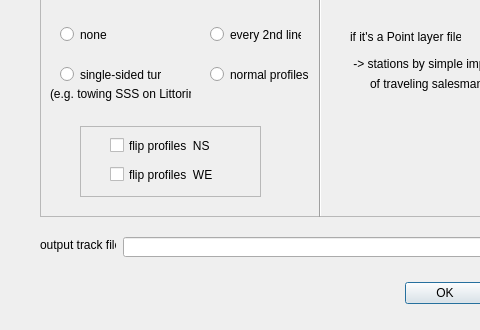
Old version of the form cruise_track_dialog_base.ui in the repository gim4p/cruise_track_tool; both pictures show x 0 to 480 and y 203 to 533 of the 604 by 533 pixel window.
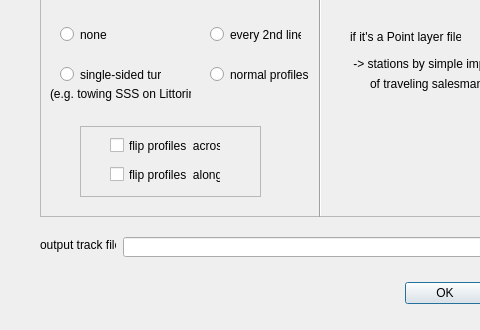
New version of the form.

The edit to the form file:
```diff
--- a/cruise_track_dialog_base.ui
+++ b/cruise_track_dialog_base.ui
@@ -157,7 +157,7 @@
       </rect>
      </property>
      <property name="text">
-      <string>flip profiles  NS</string>
+      <string>flip profiles  across</string>
      </property>
     </widget>
     <widget class="QCheckBox" name="checkBox_flipWE">
@@ -170,7 +170,7 @@
       </rect>
      </property>
      <property name="text">
-      <string>flip profiles  WE</string>
+      <string>flip profiles  along</string>
      </property>
     </widget>
    </widget>
```
Left out of the diff: 2 changed lines with no effect on the pictures.
